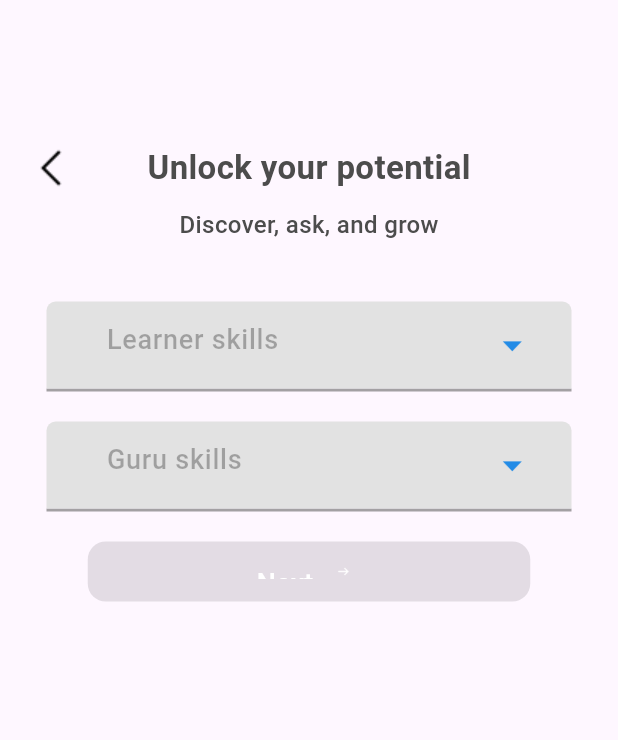
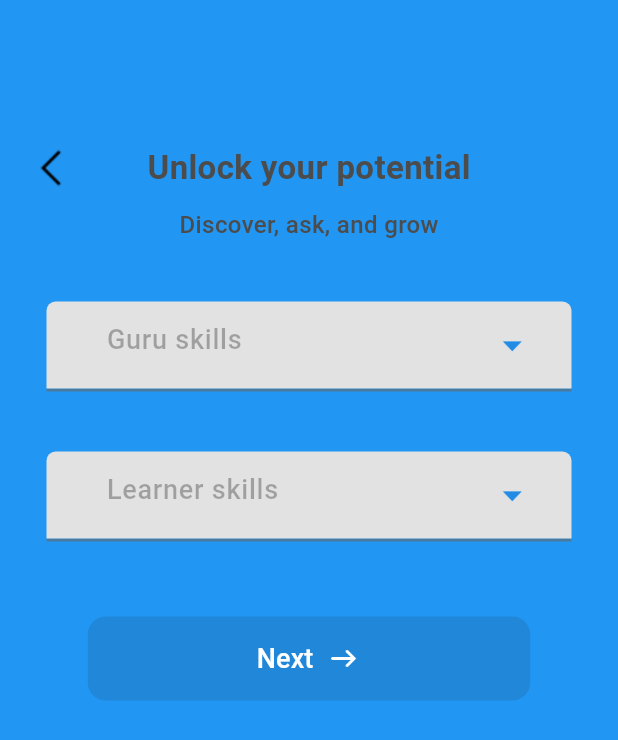
Before and after one commit to manikanta248/skill-guru, a Flutter app: the LearnerGuruSkills screen opened directly with empty values, on a phone screen of 412 x 824 dp. Shown: the top 740 px of the screen. Run offline on Flutter 3.47's test engine with Material 3 defaults, Android fonts, the phone set to English and light mode, and no system bars; our stand-ins replace permission_handler; missing offline and left inert: agora_rtc_engine.

Commit message:
Updated LearnerGuruSkills widget with improved skill selection

```diff
--- a/pages/lib/page/page3.dart
+++ b/pages/lib/page/page3.dart
@@ -5,15 +5,15 @@
   const LearnerGuruSkills({required this.data, super.key});
 
   @override
-  _LearnerGuruSkillsState createState() => _LearnerGuruSkillsState();
+  State<LearnerGuruSkills> createState() => _LearnerGuruSkillsState();
 }
 
 class _LearnerGuruSkillsState extends State<LearnerGuruSkills> {
-  bool isLearner = false;
+  bool isLearner = true;
   bool isGuru = false;
 
-  List<String> selectedLearnerSkills = [];
-  List<String> selectedGuruSkills = [];
+  List<String> selectedLearnerSkill = [];
+  List<String> selectedGuruSkill = [];
 
   bool _showLearnerSkills = false;
   bool _showGuruSkills = false;
@@ -22,26 +22,22 @@
   final TextEditingController _guruSkillController = TextEditingController();
 
   List<String> learnerSkills = [
-    "Figma",
-    "App Development",
-    "Power BI",
-    "Photoshop",
-    "After Effects",
-    "Web Development"
+    "UI Design",
+    "Mentoring",
+    "Leadership",
+    "Public Speaking",
+    "Project Management"
   ];
   List<String> guruSkills = [
-    "Figma",
-    "App Development",
-    "Power BI",
-    "Photoshop",
-    "After Effects",
-    "Web Development"
+    "UI Design",
+    "Mentoring",
+    "Leadership",
+    "Public Speaking",
+    "Project Management"
   ];
 
   List<String> filteredLearnerSkills = [];
   List<String> filteredGuruSkills = [];
-
-  String role = '';
 
   @override
   void initState() {
@@ -58,7 +54,6 @@
       _filterSkills(_guruSkillController.text, isLearner: false);
     });
 
-    role = widget.data;
     if (widget.data == 'Learner') {
       isLearner = true;
     } else if (widget.data == 'Guru') {
@@ -84,19 +79,19 @@
     });
   }
 
-  void _onSkillSelected(String skill, bool isLearner) {
+  void _onSkillSelected(String skill, {required bool isLearner}) {
     setState(() {
       if (isLearner) {
-        if (selectedLearnerSkills.contains(skill)) {
-          selectedLearnerSkills.remove(skill);
+        if (selectedLearnerSkill.contains(skill)) {
+          selectedLearnerSkill.remove(skill); // Deselect if already selected
         } else {
-          selectedLearnerSkills.add(skill);
+          selectedLearnerSkill.add(skill); // Select the new skill
         }
       } else {
-        if (selectedGuruSkills.contains(skill)) {
-          selectedGuruSkills.remove(skill);
+        if (selectedGuruSkill.contains(skill)) {
+          selectedGuruSkill.remove(skill); // Deselect if already selected
         } else {
-          selectedGuruSkills.add(skill);
+          selectedGuruSkill.add(skill); // Select the new skill
         }
       }
     });
@@ -104,8 +99,8 @@
 
   void _handleSubmit() {
     // Handle the selected skills submission
-    print("Learner Selected Skills: $selectedLearnerSkills");
-    print("Guru Selected Skills: $selectedGuruSkills");
+    print("Learner Selected Skill: $selectedLearnerSkill");
+    print("Guru Selected Skill: $selectedGuruSkill");
   }
 
   @override
@@ -156,42 +151,43 @@
                 ),
               ),
               const SizedBox(height: 40),
-
-              // Learner skills input
+              _buildSkillsInput(
+                  "Guru skills",
+                  _guruSkillController,
+                  _showGuruSkills,
+                  filteredGuruSkills,
+                  selectedGuruSkill,
+                  isGuru // Should be true or false depending on the role
+                  ),
+              const SizedBox(height: 40),
               _buildSkillsInput(
                   "Learner skills",
                   _learnerSkillController,
                   _showLearnerSkills,
                   filteredLearnerSkills,
-                  selectedLearnerSkills,
-                  isLearner),
-              const SizedBox(height: 20),
+                  selectedLearnerSkill,
+                  isLearner // Should be true or false depending on the role
+                  ),
+
+              const SizedBox(height: 40),
 
               // Guru skills input
-              _buildSkillsInput(
-                  "Guru skills",
-                  _guruSkillController,
-                  _showGuruSkills,
-                  filteredGuruSkills,
-                  selectedGuruSkills,
-                  isGuru),
-              const SizedBox(height: 10),
 
               // Next button
               Align(
                 alignment: Alignment.bottomCenter,
                 child: Padding(
-                  padding: const EdgeInsets.symmetric(
-                      vertical: 10), // Adjust padding as needed
+                  padding: const EdgeInsets.symmetric(vertical: 10),
                   child: SizedBox(
                     width: 295,
-                    height: 40,
                     child: ElevatedButton(
-                      onPressed: selectedLearnerSkills.isNotEmpty
+                      onPressed: selectedLearnerSkill.isNotEmpty ||
+                              selectedGuruSkill.isNotEmpty
                           ? _handleSubmit
                           : null,
                       style: ElevatedButton.styleFrom(
-                        backgroundColor: selectedLearnerSkills.isNotEmpty
+                        backgroundColor: selectedLearnerSkill.isNotEmpty ||
+                                selectedGuruSkill.isNotEmpty
                             ? const Color.fromRGBO(0, 145, 234, 1)
                             : Colors.grey,
                         padding: const EdgeInsets.symmetric(vertical: 15),
@@ -234,13 +230,13 @@
     TextEditingController controller,
     bool showSkills,
     List<String> filteredSkills,
-    List<String> selectedSkills,
+    List<String> selectedSkill,
     bool isRoleSelected,
   ) {
     return Column(
       children: [
         Container(
-          width: 350, // Decreased width
+          width: 350,
           height: 60,
           decoration: const BoxDecoration(
             border: Border(
@@ -317,7 +313,7 @@
         ),
         if (showSkills)
           Container(
-            width: 350, // Decreased width
+            width: 350,
             constraints: const BoxConstraints(
               maxHeight: 110,
             ),
@@ -357,7 +353,7 @@
                       crossAxisAlignment: CrossAxisAlignment.start,
                       children: [
                         ...filteredSkills.map((String skill) {
-                          bool isSelected = selectedSkills.contains(skill);
+                          bool isSelected = selectedSkill.contains(skill);
                           return Container(
                             margin: const EdgeInsets.symmetric(vertical: 2),
                             decoration: BoxDecoration(
@@ -369,8 +365,8 @@
                                 Checkbox(
                                   value: isSelected,
                                   onChanged: (bool? newValue) {
-                                    print("Checkbox clicked: $skill");
-                                    _onSkillSelected(skill, isRoleSelected);
+                                    _onSkillSelected(skill,
+                                        isLearner: isRoleSelected);
                                   },
                                   activeColor: Colors.blue,
                                   checkColor: Colors.white,
--- a/pages/lib/utils/settings.dart
+++ b/pages/lib/utils/settings.dart
@@ -1,4 +1,4 @@
-const appId = 'f3c2d6e28d7a4ccdbd047e41842e96f6';
+const AppId = "f3c2d6e28d7a4ccdbd047e41842e96f6";
 
-const token =
-    '007eJxTYJgZUfZOpJljakmAV7imXba36O3uWPML/K9fbS9u0pjVdVeBIc042SjFLNXIIsU80SQ5OSUpxcDEPNXE0MLEKNXSLM0sV/pxWkMgI0POxAdMjAwQCOJzMaTllJaUpBblJhYwMAAAzx4htA==';
+const Token =
+    '007eJxTYOhO/bzyU6YDA+/yuUa3WplSWD9vu8f889z/nAlLji9sL/uvwJBmnGyUYpZqZJFinmiSnJySlGJgYp5qYmhhYpRqaZZmlm/2NK0hkJFh2QtLJkYGCATxuRjSckpLSlKLchMLGBgA51kk4g==';
--- a/pages/pubspec.yaml
+++ b/pages/pubspec.yaml
@@ -36,7 +36,7 @@
   cupertino_icons: ^1.0.8
   google_fonts: ^6.2.1
   permission_handler: ^11.3.1
-  agora_rtc_engine: 5.3.1
+  agora_rtc_engine: 6.3.2
 dev_dependencies:
   flutter_test:
     sdk: flutter
```
Also changed, not shown: pages/lib/agora/call.dart (+213 -129 lines), pages/lib/agora/index.dart (deleted, +0 -101 lines), pages/lib/main.dart (+6 -7 lines), pages/lib/page/page2.dart (+20 -8 lines), pages/lib/agoraservice.dart (deleted), pages/pubspec.lock, 4 other files.
